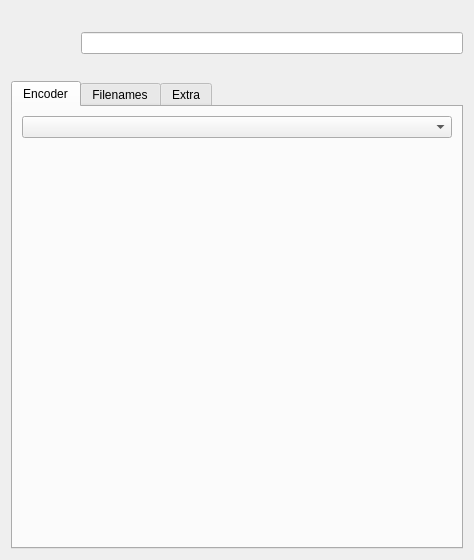
Above: dialogs/profiledatawidgetUI.ui from janbar/CDDA-Ripper before the change. Below: the same form after it.
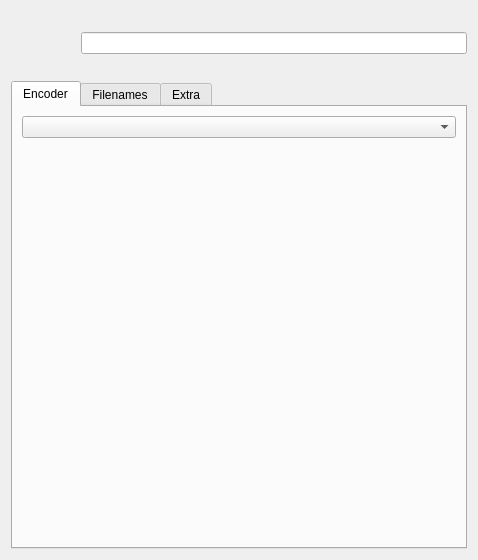
That is the form after the change.

```diff
--- a/dialogs/profiledatawidgetUI.ui
+++ b/dialogs/profiledatawidgetUI.ui
@@ -6,7 +6,7 @@
    <rect>
     <x>0</x>
     <y>0</y>
-    <width>474</width>
+    <width>478</width>
     <height>560</height>
    </rect>
   </property>
@@ -77,7 +77,7 @@
          <property name="minimumSize">
           <size>
            <width>430</width>
-           <height>300</height>
+           <height>370</height>
           </size>
          </property>
          <property name="font">
```
Left out of the diff: 10 changed lines with no effect on the pictures.
